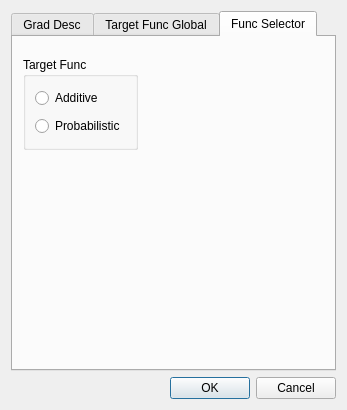
The window that DialogGradConfig.ui (znseday/snnoro) describes before a commit, drawn with Qt 5.
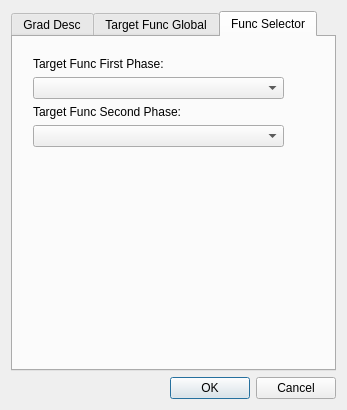
The same window after the commit. The open tabs and pages were chosen to show the change.

Commit message: It seems major bug in Cone Target Func Fixed

```diff
--- a/DialogGradConfig.ui
+++ b/DialogGradConfig.ui
@@ -304,33 +304,49 @@
         <attribute name="title">
          <string>Func Selector</string>
         </attribute>
-        <widget class="QGroupBox" name="groupBox_2">
+        <widget class="QWidget" name="verticalLayoutWidget">
          <property name="geometry">
           <rect>
-           <x>10</x>
+           <x>20</x>
            <y>20</y>
-           <width>115</width>
-           <height>93</height>
+           <width>251</width>
+           <height>141</height>
           </rect>
          </property>
-         <property name="title">
-          <string>Target Func</string>
-         </property>
          <layout class="QVBoxLayout" name="verticalLayout_3">
           <item>
-           <widget class="QRadioButton" name="rbTargetFuncAdditive">
+           <widget class="QLabel" name="label_17">
             <property name="text">
-             <string>Additive</string>
+             <string>Target Func First Phase:</string>
             </property>
            </widget>
           </item>
           <item>
-           <widget class="QRadioButton" name="rbTargetFuncProbabilistic">
+           <widget class="QComboBox" name="cbTargetFuncFirstPhase"/>
+          </item>
+          <item>
+           <widget class="QLabel" name="label_19">
             <property name="text">
-             <string>Probabilistic</string>
+             <string>Target Func Second Phase:</string>
             </property>
            </widget>
           </item>
+          <item>
+           <widget class="QComboBox" name="cbTargetFuncSecondPhase"/>
+          </item>
+          <item>
+           <spacer name="verticalSpacer">
+            <property name="orientation">
+             <enum>Qt::Vertical</enum>
+            </property>
+            <property name="sizeHint" stdset="0">
+             <size>
+              <width>20</width>
+              <height>40</height>
+             </size>
+            </property>
+           </spacer>
+          </item>
          </layout>
         </widget>
        </widget>
```
Left out of the diff: 2 changed lines with no effect on the pictures. The commit also changes 4 other files.
